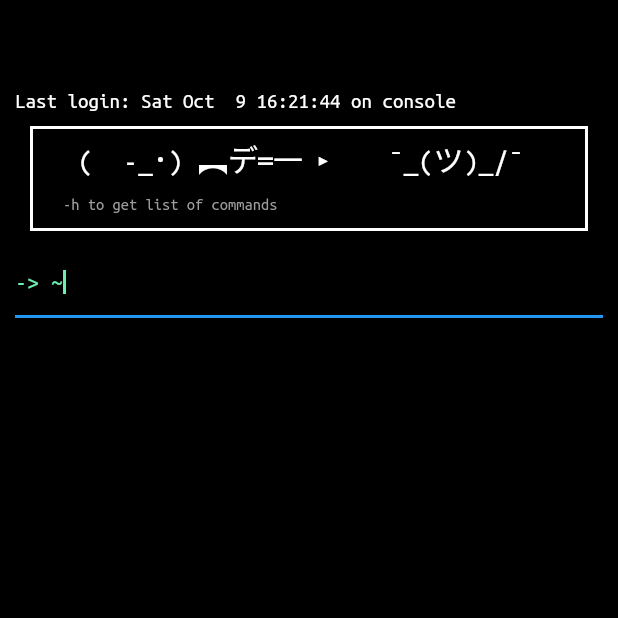
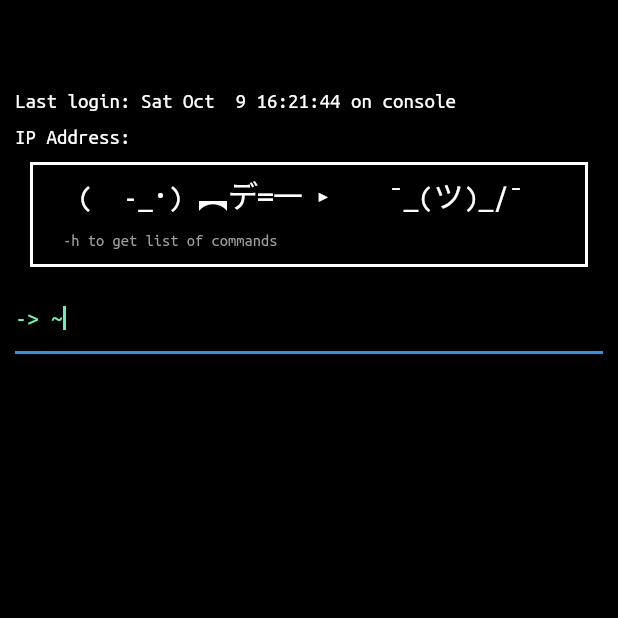
Before and after one commit to JordyHers/flutter_terminal, a Flutter app: the screen it shows after launch, on a phone screen of 412 x 824 dp, the top half of it. Run offline on Flutter 3.47's test engine with Material 2 defaults, Android fonts, the light colour scheme and no system bars; our stand-ins replace device_info_plus; missing offline and left inert: dart_ipify.

Commit message:
Personal Terminal

```diff
--- a/lib/constants/strings.dart
+++ b/lib/constants/strings.dart
@@ -28,7 +28,7 @@ class Strings{
       "___________________");
   static final setText = ("\n"
       "\n"
-      "\n"
+      " - PHONE MODEL\n"
       " - CHANGE TEXT COLOR \n"
       " - CHANGE TEXT FONT \n "
       "- CHANGE TEXT SIZE \n "
@@ -40,7 +40,6 @@ class Strings{
       "\n"
       "_____________________");
   static final lsText = ("\n"
-      "\n"
       "\n"
       " - APPLICATIONS \n"
       " - IMAGES \n "
--- a/lib/views/home_page.dart
+++ b/lib/views/home_page.dart
@@ -1,9 +1,9 @@
 import 'dart:async';
-
+import 'package:flutter/cupertino.dart';
 import 'package:flutter/material.dart';
 import 'package:terminal/constants/strings.dart';
+import 'package:terminal/service/service.dart';
 import 'package:terminal/utils/config/size_config.dart';
-import 'package:terminal/utils/theme/colors.dart';
 class HomePage extends StatefulWidget {
   const HomePage({Key key}) : super(key: key);
 
@@ -17,9 +17,10 @@ class _HomePageState extends State<HomePage> {
     final input = TextEditingController();
     final controller = StreamController<String>();
     List<String> past =[];
+    final service = Service();
     String text = '';
-
-
+    String ip = '';
+    String model = '' ;
 
     Future<void> submit(input) async{
       const String app = 'APPLICATIONS';
@@ -55,6 +56,7 @@ class _HomePageState extends State<HomePage> {
           past.add(Strings.noteText);
         break;
         case 'set':
+          past.add(model);
           text= 'settings/';
           print('settings chosen');
           past.add(Strings.setText);
@@ -75,7 +77,10 @@ class _HomePageState extends State<HomePage> {
     return Scaffold(
       backgroundColor: Colors.black,
       body: SingleChildScrollView(
-        child: Container(
+        child: FutureBuilder(
+            future: service.getIpAddress().then((value) => ip = value).whenComplete(() => service.getPhoneModelAndroid().then((result) => model = result)),
+            builder:(context, AsyncSnapshot<String> snapshot) {
+           return Container(
       padding: EdgeInsets.all(10),
       margin:  EdgeInsets.only(top:50),
       height:SizeConfig.getHeight(context),
@@ -84,6 +89,9 @@ class _HomePageState extends State<HomePage> {
             crossAxisAlignment: CrossAxisAlignment.stretch,
             children:[
               Text('Last login: Sat Oct  9 16:21:44 on console',style: TextStyle(color: Colors.white),
+              ),
+              SizedBox(height: 10),
+              Text('IP Address: $ip',style: TextStyle(color: Colors.white),
               ),
               Container(
                 height: 70,
@@ -153,9 +161,9 @@ class _HomePageState extends State<HomePage> {
                     hintStyle: TextStyle(color: Colors.greenAccent)
                 ),),
             ]
-          )),
+      ));
+            })
         ),
-
     );
   }
 }
--- a/pubspec.yaml
+++ b/pubspec.yaml
@@ -23,7 +23,8 @@ environment:
 dependencies:
   flutter:
     sdk: flutter
-
+  dart_ipify: ^1.1.1
+  device_info_plus: ^3.0.1
 
   # The following adds the Cupertino Icons font to your application.
   # Use with the CupertinoIcons class for iOS style icons.
```
Also changed, not shown: lib/service/service.dart (added, +22 -0 lines), pubspec.lock, 6 other files. Lines whose indentation alone changed are shown as unchanged.
